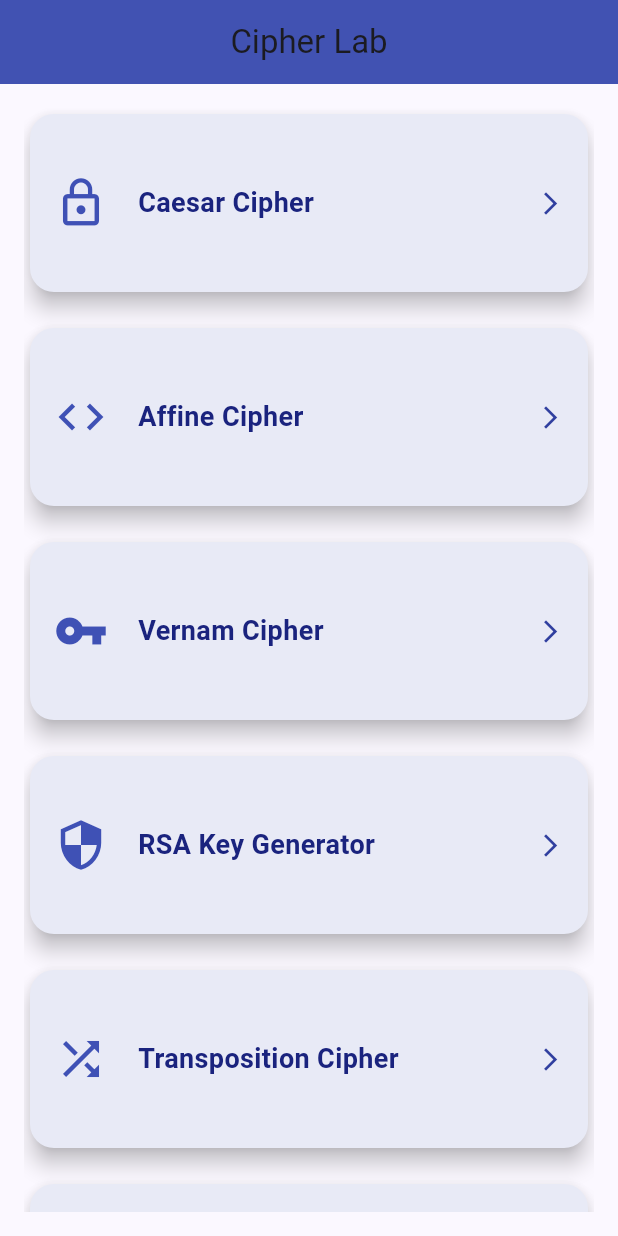
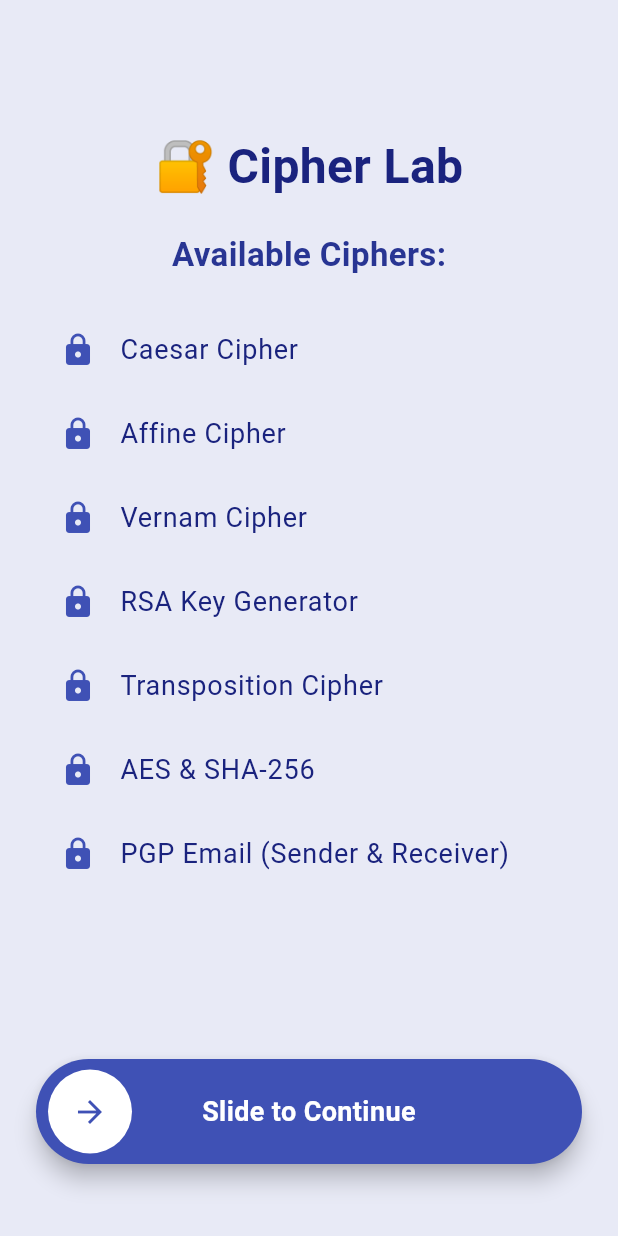
Before and after one commit to ucsama/cipher_lab, a Flutter app: the screen it shows after launch, on a phone screen of 412 x 824 dp. Run offline on Flutter 3.47's test engine with Material 3 defaults, Android fonts, the phone set to English and light mode, and no system bars; drawn by our look-alikes of slide_to_act; missing offline and left inert: encrypt, openpgp.

Commit message:
final commit

```diff
--- a/lib/main.dart
+++ b/lib/main.dart
@@ -1,5 +1,5 @@
 import 'package:flutter/material.dart';
-import 'screens/home_screen.dart';
+import 'screens/welcome_screen.dart';
 
 void main() {
   runApp(CipherLabApp());
@@ -13,8 +13,10 @@ class CipherLabApp extends StatelessWidget {
       theme: ThemeData(
         colorScheme: ColorScheme.fromSeed(seedColor: Colors.indigo),
         useMaterial3: true,
+        scaffoldBackgroundColor: Colors.indigo[50],
       ),
-      home: HomeScreen(),
+      home: WelcomeScreen(),
+      debugShowCheckedModeBanner: false,
     );
   }
 }
--- a/lib/screens/home_screen.dart
+++ b/lib/screens/home_screen.dart
@@ -5,7 +5,6 @@ import 'package:cipher_lab/screens/affine_cipher.dart';
 import 'package:cipher_lab/screens/rsa_screen.dart';
 import 'package:cipher_lab/screens/transpostion_screen.dart';
 import 'package:cipher_lab/screens/vernam_screen.dart';
-import 'package:get/get.dart';
 import 'caesar_screen.dart';
 
 class HomeScreen extends StatelessWidget {
@@ -60,9 +59,9 @@ class HomeScreen extends StatelessWidget {
             final isWide = constraints.maxWidth > 600;
             return GridView.count(
               crossAxisCount: isWide ? 3 : 1,
-              mainAxisSpacing: 16,
-              crossAxisSpacing: 16,
-              childAspectRatio: 3,
+              mainAxisSpacing: 20,
+              crossAxisSpacing: 20,
+              childAspectRatio: 3.5,
               children:
                   tools.map((tool) {
                     return GestureDetector(
@@ -74,18 +73,22 @@ class HomeScreen extends StatelessWidget {
                         );
                       },
                       child: Card(
-                        elevation: 6,
+                        elevation: 8,
                         shape: RoundedRectangleBorder(
-                          borderRadius: BorderRadius.circular(16),
+                          borderRadius: BorderRadius.circular(20),
                         ),
-                        color: Colors.indigo[50],
+                        color: Colors.white,
+                        shadowColor: Colors.indigo.withOpacity(0.4),
                         child: Padding(
-                          padding: const EdgeInsets.symmetric(horizontal: 16.0),
+                          padding: const EdgeInsets.symmetric(
+                            horizontal: 16.0,
+                            vertical: 8,
+                          ),
                           child: Row(
                             children: [
                               Icon(
                                 tool['icon'],
-                                size: 36,
+                                size: 40,
                                 color: Colors.indigo,
                               ),
                               SizedBox(width: 20),
@@ -94,7 +97,7 @@ class HomeScreen extends StatelessWidget {
                                   tool['title'],
                                   style: TextStyle(
                                     fontSize: 18,
-                                    fontWeight: FontWeight.bold,
+                                    fontWeight: FontWeight.w600,
                                     color: Colors.indigo[900],
                                   ),
                                 ),
--- /dev/null
+++ b/lib/screens/welcome_screen.dart
@@ -0,0 +1,83 @@
+import 'package:flutter/material.dart';
+import 'package:slide_to_act/slide_to_act.dart';
+import 'home_screen.dart';
+
+class WelcomeScreen extends StatelessWidget {
+  final List<String> ciphers = [
+    'Caesar Cipher',
+    'Affine Cipher',
+    'Vernam Cipher',
+    'RSA Key Generator',
+    'Transposition Cipher',
+    'AES & SHA-256',
+    'PGP Email (Sender & Receiver)',
+  ];
+
+  @override
+  Widget build(BuildContext context) {
+    return Scaffold(
+      backgroundColor: Colors.indigo[50],
+      body: Padding(
+        padding: const EdgeInsets.symmetric(horizontal: 24.0, vertical: 48),
+        child: Column(
+          crossAxisAlignment: CrossAxisAlignment.center,
+          children: [
+            SizedBox(height: 40),
+            Text(
+              '🔐 Cipher Lab',
+              style: TextStyle(
+                fontSize: 32,
+                fontWeight: FontWeight.bold,
+                color: Colors.indigo[900],
+              ),
+            ),
+            SizedBox(height: 20),
+            Text(
+              'Available Ciphers:',
+              style: TextStyle(
+                fontSize: 22,
+                fontWeight: FontWeight.w600,
+                color: Colors.indigo[800],
+              ),
+            ),
+            SizedBox(height: 20),
+            Expanded(
+              child: ListView.builder(
+                itemCount: ciphers.length,
+                itemBuilder: (context, index) {
+                  return ListTile(
+                    leading: Icon(Icons.lock, color: Colors.indigo),
+                    title: Text(
+                      ciphers[index],
+                      style: TextStyle(fontSize: 18, color: Colors.indigo[900]),
+                    ),
+                  );
+                },
+              ),
+            ),
+            SizedBox(height: 30),
+            SlideAction(
+              outerColor: Colors.indigo,
+              innerColor: Colors.white,
+              sliderButtonIcon: Icon(Icons.arrow_forward, color: Colors.indigo),
+              text: 'Slide to Continue',
+              textStyle: TextStyle(
+                color: Colors.white,
+                fontSize: 18,
+                fontWeight: FontWeight.bold,
+              ),
+              onSubmit: () {
+                Future.delayed(Duration(milliseconds: 300), () {
+                  Navigator.pushReplacement(
+                    context,
+                    MaterialPageRoute(builder: (_) => HomeScreen()),
+                  );
+                });
+              },
+            ),
+          ],
+        ),
+      ),
+    );
+  }
+}
--- a/pubspec.yaml
+++ b/pubspec.yaml
@@ -39,6 +39,7 @@ dependencies:
   get: ^4.7.2
   openpgp: ^3.10.4
   url_launcher: ^6.1.7
+  slide_to_act: ^2.0.0
 
 
 dev_dependencies:
```
Also changed, not shown: pubspec.lock.
